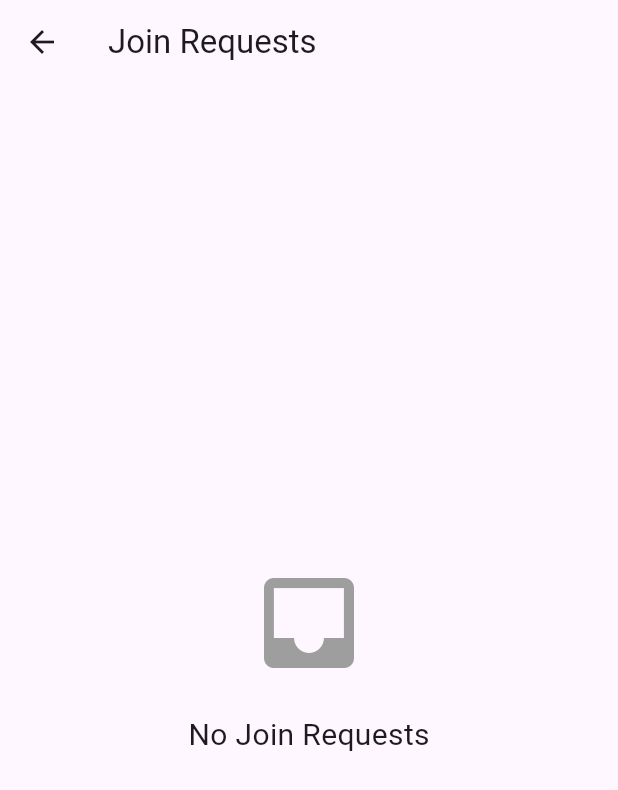
After one commit to knjain1995/kccarpoolapp, a Flutter app: the HomeScreen screen opened by its route, after a tap on "Join Requests", on a phone screen of 412 x 824 dp. The commit adds this screen. Shown: the top 790 px of the screen. Run offline on Flutter 3.47's test engine with Material 3 defaults, Android fonts, the phone set to English and light mode, and no system bars; our stand-ins replace cloud_firestore, file_picker, firebase_auth, firebase_core; accounts and stored records are empty.

Commit message:
Join Request Module - added join_requests_screen.dart and functions in firebase_functions.dart.

```diff
--- a/lib/core/routes.dart
+++ b/lib/core/routes.dart
@@ -5,6 +5,7 @@ import 'package:kccarpoolapp/modules/auth/screens/login_screen.dart';
 import 'package:kccarpoolapp/modules/auth/screens/verification_screen.dart';
 import 'package:kccarpoolapp/modules/carpool/screens/create_carpool.dart';
 import 'package:kccarpoolapp/modules/carpool/screens/explore_carpools_screen.dart';
+import 'package:kccarpoolapp/modules/carpool/screens/join_requests_screen.dart';
 import 'package:kccarpoolapp/modules/home/screens/home_screen.dart';
 import 'package:kccarpoolapp/modules/onboarding/onboarding_screen.dart';
 import 'package:kccarpoolapp/modules/profile/screens/manage_family.dart';
@@ -25,6 +26,8 @@ class AppRoutes {
   static const String createCarpool = '/createCarpool';
   static const String carpoolList = '/carpoolList';
   static const String exploreCarpools = '/explore-carpools';
+  static const String joinRequests = '/join-requests';
+
 
 
   static Map<String, WidgetBuilder> routes = {
@@ -39,5 +42,6 @@ class AppRoutes {
     createCarpool: (context) => CreateCarpoolScreen(),
     carpoolList: (context) => CarpoolListScreen(),
     exploreCarpools: (context) => ExploreCarpoolsScreen(),
+    joinRequests: (context) => JoinRequestsScreen(),
   };
 }
--- /dev/null
+++ b/lib/modules/carpool/screens/join_requests_screen.dart
@@ -0,0 +1,149 @@
+import 'package:flutter/material.dart';
+import 'package:kccarpoolapp/services/firebase_functions.dart'; // Your Firestore abstraction
+import 'package:kccarpoolapp/core/routes.dart'; // For navigation
+
+/// 📥 Screen to show all incoming join requests for carpools owned by the current user.
+class JoinRequestsScreen extends StatefulWidget {
+  @override
+  _JoinRequestsScreenState createState() => _JoinRequestsScreenState();
+}
+
+class _JoinRequestsScreenState extends State<JoinRequestsScreen> {
+  final FirebaseFunctions _firebaseFunctions = FirebaseFunctions();
+
+  List<Map<String, dynamic>> _carpoolsWithRequests = []; // Each map contains carpool data + requesters
+  bool _isLoading = true;
+
+  @override
+  void initState() {
+    super.initState();
+    _loadJoinRequests(); // Fetch data when the screen loads
+  }
+
+  /// 🔄 Loads all join requests for carpools owned by the current user
+  Future<void> _loadJoinRequests() async {
+    setState(() => _isLoading = true);
+
+    try {
+      final List<Map<String, dynamic>> results = await _firebaseFunctions.getJoinRequestsForOwner();
+
+      setState(() {
+        _carpoolsWithRequests = results;
+      });
+    } catch (e) {
+      print("Failed to load join requests: $e");
+      ScaffoldMessenger.of(context).showSnackBar(
+        SnackBar(content: Text("Error loading join requests")),
+      );
+    } finally {
+      setState(() => _isLoading = false);
+    }
+  }
+
+  /// 📦 Approves a join request
+  Future<void> _approveRequest(String carpoolId, String userId) async {
+    try {
+      await _firebaseFunctions.approveJoinRequest(carpoolId, userId);
+      _loadJoinRequests(); // Refresh the list
+    } catch (e) {
+      print("Approval failed: $e");
+      ScaffoldMessenger.of(context).showSnackBar(
+        SnackBar(content: Text("Failed to approve request")),
+      );
+    }
+  }
+
+  /// 🛑 Denies a join request
+  Future<void> _denyRequest(String carpoolId, String userId) async {
+    try {
+      await _firebaseFunctions.denyJoinRequest(carpoolId, userId);
+      _loadJoinRequests(); // Refresh the list
+    } catch (e) {
+      print("Denial failed: $e");
+      ScaffoldMessenger.of(context).showSnackBar(
+        SnackBar(content: Text("Failed to deny request")),
+      );
+    }
+  }
+
+  @override
+  Widget build(BuildContext context) {
+    return Scaffold(
+      appBar: AppBar(title: Text("Join Requests")),
+
+      body: _isLoading
+          ? Center(child: CircularProgressIndicator())
+          : _carpoolsWithRequests.isEmpty
+              ? Center(
+                  child: Column(
+                    mainAxisAlignment: MainAxisAlignment.center,
+                    children: [
+                      Icon(Icons.inbox, size: 80, color: Colors.grey),
+                      SizedBox(height: 20),
+                      Text("No Join Requests", style: TextStyle(fontSize: 20)),
+                    ],
+                  ),
+                )
+              : RefreshIndicator(
+                  onRefresh: _loadJoinRequests,
+                  child: ListView.builder(
+                    itemCount: _carpoolsWithRequests.length,
+                    itemBuilder: (context, index) {
+                      final carpool = _carpoolsWithRequests[index];
+                      final List<dynamic> requesters = carpool['joinRequestUsers'] ?? [];
+
+                      return Card(
+                        margin: EdgeInsets.all(12),
+                        elevation: 3,
+                        child: Padding(
+                          padding: const EdgeInsets.all(12.0),
+                          child: Column(
+                            crossAxisAlignment: CrossAxisAlignment.start,
+                            children: [
+                              // 🚌 Carpool name
+                              Text(
+                                carpool['carpoolName'] ?? "Unnamed Carpool",
+                                style: TextStyle(fontSize: 18, fontWeight: FontWeight.bold),
+                              ),
+                              SizedBox(height: 12),
+
+                              // 🔁 Loop over all requesters for this carpool
+                              ...requesters.map((user) => ListTile(
+                                    leading: CircleAvatar(
+                                      backgroundImage: user['profilePhoto'] != null
+                                          ? NetworkImage(user['profilePhoto'])
+                                          : null,
+                                      child: user['profilePhoto'] == null
+                                          ? Icon(Icons.person)
+                                          : null,
+                                    ),
+                                    title: Text(user['fullName']),
+                                    subtitle: Text("Relation: ${user['relationToChild']}"),
+                                    trailing: Row(
+                                      mainAxisSize: MainAxisSize.min,
+                                      children: [
+                                        IconButton(
+                                          icon: Icon(Icons.check, color: Colors.green),
+                                          onPressed: () => _approveRequest(
+                                              carpool['carpoolId'], user['userId']),
+                                          tooltip: "Approve",
+                                        ),
+                                        IconButton(
+                                          icon: Icon(Icons.close, color: Colors.red),
+                                          onPressed: () => _denyRequest(
+                                              carpool['carpoolId'], user['userId']),
+                                          tooltip: "Deny",
+                                        ),
+                                      ],
+                                    ),
+                                  )),
+                            ],
+                          ),
+                        ),
+                      );
+                    },
+                  ),
+                ),
+    );
+  }
+}
--- a/lib/modules/home/screens/home_screen.dart
+++ b/lib/modules/home/screens/home_screen.dart
@@ -62,6 +62,18 @@ class HomeScreen extends StatelessWidget {
                 label: Text("My Carpools"),
               ),
 
+              ////////////////////////////////////
+              // Join Request Management Screen //
+              ////////////////////////////////////
+              ElevatedButton.icon(
+                onPressed: () {
+                  Navigator.pushNamed(context, AppRoutes.joinRequests);
+                },
+                icon: Icon(Icons.mark_email_unread_outlined),
+                label: Text("Join Requests"),
+              ),
+
+
               /////////////////////////////
               // Explore Carpools Screen //
               /////////////////////////////
--- a/lib/services/firebase_functions.dart
+++ b/lib/services/firebase_functions.dart
@@ -921,4 +921,133 @@ class FirebaseFunctions {
     }
   }
 
+  /// 📥 Fetches all carpools owned by the current user that have pending join requests
+  ///
+  /// Returns a list of carpool maps, each containing:
+  /// - Carpool metadata
+  /// - A list of user maps (requesters) under `joinRequestUsers`
+  Future<List<Map<String, dynamic>>> getJoinRequestsForOwner() async {
+    // Step 1: Get the current user ID (this is the owner)
+    final String? userId = FirebaseAuth.instance.currentUser?.uid;
+
+    if (userId == null) {
+      throw Exception("User not logged in");
+    }
+
+    try {
+      // Step 2: Query all carpools where the logged-in user is the owner
+      final QuerySnapshot snapshot = await FirebaseFirestore.instance
+          .collection("carpools")
+          .where("carpoolOwnerId", isEqualTo: userId)
+          .get();
+
+      final List<Map<String, dynamic>> result = [];
+
+      for (final doc in snapshot.docs) {
+        final data = doc.data() as Map<String, dynamic>;
+        final List<dynamic> requestedUserIds = data['requestedUserIds'] ?? [];
+
+        // Step 3: Skip carpools with no pending requests
+        if (requestedUserIds.isEmpty) continue;
+
+        // Step 4: Fetch full user details for each requester
+        final List<Map<String, dynamic>> requesters = [];
+
+        for (final String requesterId in requestedUserIds) {
+          final DocumentSnapshot userDoc = await FirebaseFirestore.instance
+              .collection("users")
+              .doc(requesterId)
+              .get();
+
+          if (userDoc.exists) {
+            final requesterData = userDoc.data() as Map<String, dynamic>;
+            requesters.add({
+              'userId': requesterId,
+              'fullName': requesterData['fullName'] ?? "Unknown User",
+              'profilePhoto': requesterData['profilePhoto'],
+              'relationToChild': requesterData['relationToChild'],
+            });
+          }
+        }
+
+        // Step 5: Merge carpool data + join request info
+        result.add({
+          ...data,
+          'carpoolId': doc.id,
+          'joinRequestUsers': requesters, // 👈 Used by the UI
+        });
+      }
+
+      return result;
+    } catch (e) {
+      print("🔥 Error fetching join requests: $e");
+      throw Exception("Failed to fetch join requests");
+    }
+  }
+
+  /// ✅ Approves a join request by moving user to carpoolParticipants and removing from requestedUserIds
+  Future<void> approveJoinRequest(String carpoolId, String userId) async {
+    try {
+      final DocumentReference carpoolRef =
+          FirebaseFirestore.instance.collection("carpools").doc(carpoolId);
+
+      // Step 1: Read the current document (to verify user was in requestedUserIds)
+      final doc = await carpoolRef.get();
+
+      if (!doc.exists) {
+        throw Exception("Carpool not found");
+      }
+
+      final data = doc.data() as Map<String, dynamic>;
+      final List<dynamic> requested = data['requestedUserIds'] ?? [];
+
+      // Step 2: Ensure the user actually requested to join
+      if (!requested.contains(userId)) {
+        throw Exception("User did not request to join");
+      }
+
+      // Step 3: Perform atomic update
+      await carpoolRef.update({
+        "carpoolParticipants": FieldValue.arrayUnion([userId]),
+        "requestedUserIds": FieldValue.arrayRemove([userId]),
+      });
+
+      print("✅ Approved join request for $userId in $carpoolId");
+    } catch (e) {
+      print("🔥 Error approving join request: $e");
+      throw Exception("Failed to approve join request");
+    }
+  }
+
+  /// 🛑 Denies a join request by removing the user from requestedUserIds only
+  Future<void> denyJoinRequest(String carpoolId, String userId) async {
+    try {
+      final DocumentReference carpoolRef =
+          FirebaseFirestore.instance.collection("carpools").doc(carpoolId);
+
+      // Step 1: Read current document to ensure user is in requestedUserIds
+      final doc = await carpoolRef.get();
+
+      if (!doc.exists) {
+        throw Exception("Carpool not found");
+      }
+
+      final data = doc.data() as Map<String, dynamic>;
+      final List<dynamic> requested = data['requestedUserIds'] ?? [];
+
+      if (!requested.contains(userId)) {
+        throw Exception("User not in join request list");
+      }
+
+      // Step 2: Perform the removal
+      await carpoolRef.update({
+        "requestedUserIds": FieldValue.arrayRemove([userId]),
+      });
+
+      print("❌ Denied join request for $userId in $carpoolId");
+    } catch (e) {
+      print("🔥 Error denying join request: $e");
+      throw Exception("Failed to deny join request");
+    }
+  }
 }
```
